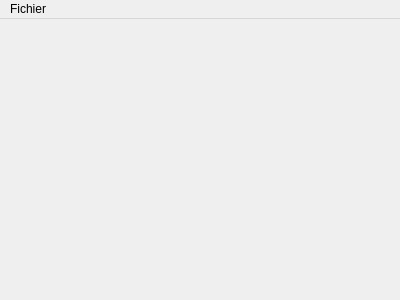
Old version of the form mainwindow.ui in the repository abderdellal/MSG2.
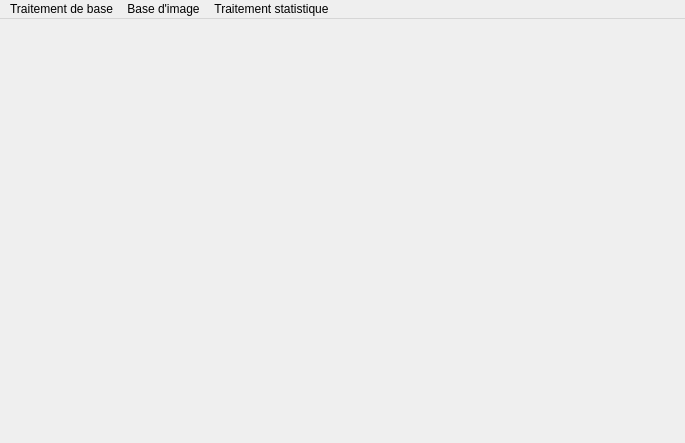
New version of the form.

Commit message: partie traitement de base et base d'image terminée (ajout des script de la creation de la BDD)

Patch:
```diff
--- a/mainwindow.ui
+++ b/mainwindow.ui
@@ -6,8 +6,8 @@
    <rect>
     <x>0</x>
     <y>0</y>
-    <width>400</width>
-    <height>300</height>
+    <width>685</width>
+    <height>443</height>
    </rect>
   </property>
   <property name="windowTitle">
@@ -19,20 +19,32 @@
     <rect>
      <x>0</x>
      <y>0</y>
-     <width>400</width>
+     <width>685</width>
      <height>20</height>
     </rect>
    </property>
    <widget class="QMenu" name="menuFichier">
     <property name="title">
-     <string>Fichier</string>
+     <string>Traitement de base</string>
     </property>
     <addaction name="actionUni_canal"/>
     <addaction name="actionMulticanal"/>
+   </widget>
+   <widget class="QMenu" name="menuBase_d_image">
+    <property name="title">
+     <string>Base d'image</string>
+    </property>
     <addaction name="actionImages_enregistr_s"/>
     <addaction name="actionDecoupage_enregistr_s"/>
    </widget>
+   <widget class="QMenu" name="menuTraitement_statistique">
+    <property name="title">
+     <string>Traitement statistique</string>
+    </property>
+   </widget>
    <addaction name="menuFichier"/>
+   <addaction name="menuBase_d_image"/>
+   <addaction name="menuTraitement_statistique"/>
   </widget>
   <action name="actionUni_canal">
    <property name="text">
```
Left out of the diff: 4 changed lines with no effect on the pictures. The commit also changes 5 other files.
